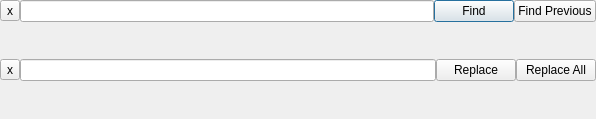
Above: src/finddialog.ui from kum8r/SimpleCodeEditor before the change. Below: the same form after it.
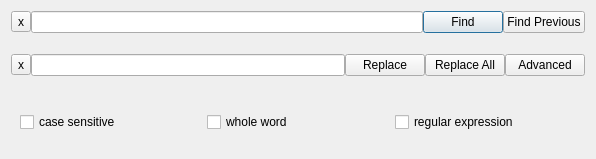
That is the form after the change.

The edit to the form file:
```diff
--- a/src/finddialog.ui
+++ b/src/finddialog.ui
@@ -7,29 +7,14 @@
     <x>0</x>
     <y>0</y>
     <width>596</width>
-    <height>119</height>
+    <height>159</height>
    </rect>
   </property>
   <property name="windowTitle">
    <string>Dialog</string>
   </property>
   <layout class="QGridLayout" name="gridLayout_2">
-   <property name="leftMargin">
-    <number>0</number>
-   </property>
-   <property name="topMargin">
-    <number>0</number>
-   </property>
-   <property name="rightMargin">
-    <number>0</number>
-   </property>
-   <property name="bottomMargin">
-    <number>0</number>
-   </property>
-   <property name="spacing">
-    <number>0</number>
-   </property>
-   <item row="1" column="0" colspan="2">
+   <item row="0" column="0">
     <layout class="QHBoxLayout" name="horizontalLayout">
      <property name="spacing">
       <number>0</number>
@@ -60,7 +45,7 @@
      </item>
     </layout>
    </item>
-   <item row="2" column="1">
+   <item row="1" column="0">
     <widget class="QWidget" name="widget" native="true">
      <layout class="QGridLayout" name="gridLayout">
       <property name="leftMargin">
@@ -107,11 +92,45 @@
           </property>
          </widget>
         </item>
+        <item>
+         <widget class="QPushButton" name="AdvacndBtn">
+          <property name="text">
+           <string>Advanced</string>
+          </property>
+         </widget>
+        </item>
        </layout>
       </item>
      </layout>
     </widget>
    </item>
+   <item row="2" column="0">
+    <widget class="QWidget" name="widget_2" native="true">
+     <layout class="QHBoxLayout" name="horizontalLayout_3">
+      <item>
+       <widget class="QCheckBox" name="csChkBox">
+        <property name="text">
+         <string>case sensitive</string>
+        </property>
+       </widget>
+      </item>
+      <item>
+       <widget class="QCheckBox" name="woChkBox">
+        <property name="text">
+         <string>whole word</string>
+        </property>
+       </widget>
+      </item>
+      <item>
+       <widget class="QCheckBox" name="reChkBox">
+        <property name="text">
+         <string>regular expression</string>
+        </property>
+       </widget>
+      </item>
+     </layout>
+    </widget>
+   </item>
   </layout>
  </widget>
  <resources/>
```
